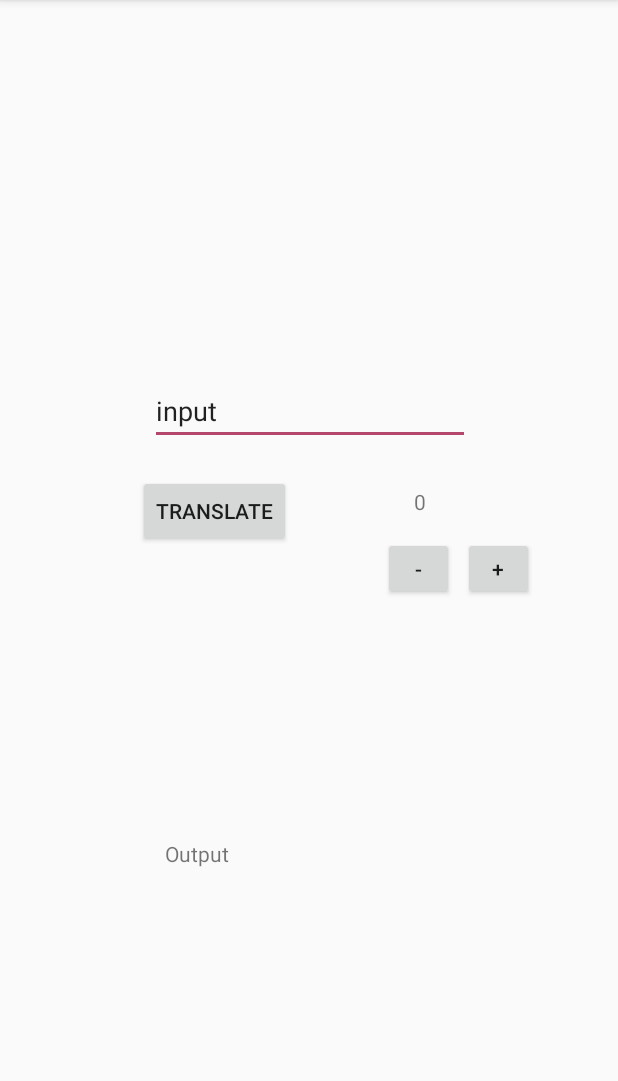
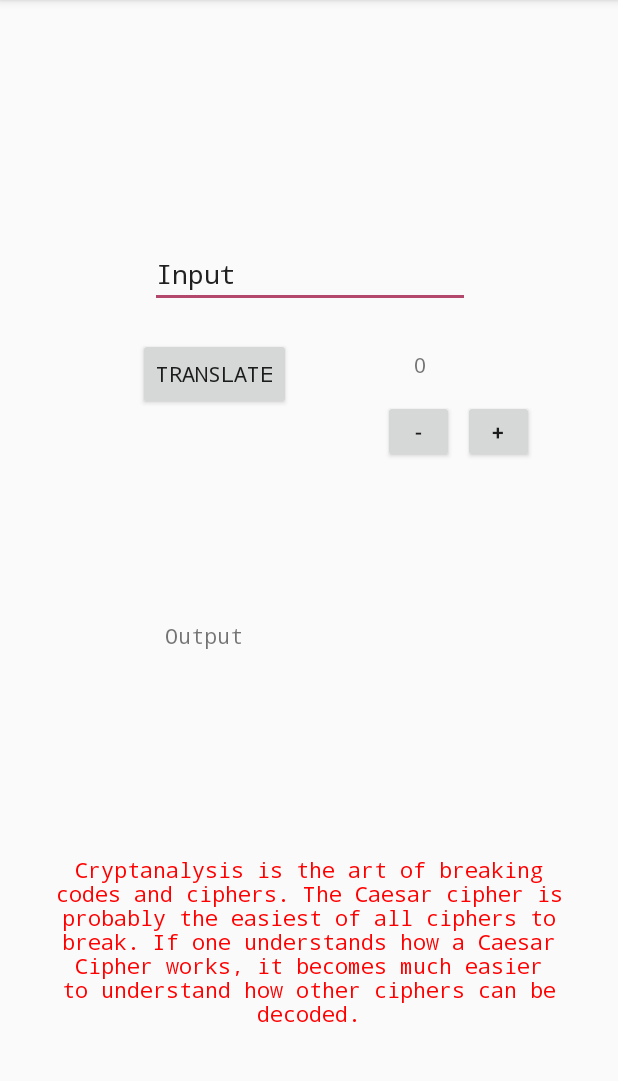
Before and after one commit to sagealo/Cryptolearn, an Android app: the fragment CaesarTranslateFragment shown on its own in the app's theme, on a phone screen of 412 x 824 dp, the part 84-1165 px from its top. Run offline under Robolectric (Android 15) with nearby library versions, the phone set to English and light mode, and no system bars.

Commit message:
Finished reformatting the translate fragments, added welcome to the navbar.

```diff
--- a/app/src/main/java/com/per2/cryptolearn/CryptoActivity.java
+++ b/app/src/main/java/com/per2/cryptolearn/CryptoActivity.java
@@ -89,6 +89,9 @@ public class CryptoActivity extends AppCompatActivity
             // Handle the binary action
             newFragment = new BinaryFragment();
         }
+        else if(id==R.id.nav_welcome){
+            newFragment = new WelcomeFragment();
+        }
 
         if(newFragment!= null){
             FragmentManager fm = getSupportFragmentManager();
--- a/app/src/main/res/drawable/side_nav_bar.xml
+++ b/app/src/main/res/drawable/side_nav_bar.xml
@@ -2,8 +2,8 @@
     android:shape="rectangle">
     <gradient
         android:angle="135"
-        android:centerColor="#009688"
-        android:endColor="#00695C"
-        android:startColor="#4DB6AC"
+        android:centerColor="#81649c"
+        android:endColor="#786cff"
+        android:startColor="#909998"
         android:type="linear" />
 </shape>
--- a/app/src/main/res/layout/fragment_caesar.xml
+++ b/app/src/main/res/layout/fragment_caesar.xml
@@ -33,4 +33,5 @@
         app:layout_constraintEnd_toEndOf="parent"
         app:layout_constraintStart_toStartOf="parent"
         app:layout_constraintTop_toBottomOf="@+id/button_caesar_learn" />
+
 </android.support.constraint.ConstraintLayout>
--- a/app/src/main/res/layout/fragment_caesar_learn.xml
+++ b/app/src/main/res/layout/fragment_caesar_learn.xml
@@ -24,12 +24,12 @@
         android:id="@+id/imageView3"
         android:layout_width="wrap_content"
         android:layout_height="165dp"
+        android:layout_marginTop="8dp"
+        android:layout_marginEnd="8dp"
         android:layout_marginBottom="8dp"
-        android:layout_marginEnd="8dp"
-        android:layout_marginTop="8dp"
         app:layout_constraintBottom_toBottomOf="parent"
         app:layout_constraintEnd_toEndOf="parent"
-        app:layout_constraintHorizontal_bias="1.0"
+        app:layout_constraintHorizontal_bias="0.839"
         app:layout_constraintStart_toStartOf="parent"
         app:layout_constraintTop_toTopOf="parent"
         app:layout_constraintVertical_bias="0.975"
--- a/app/src/main/res/layout/fragment_caesar_translate.xml
+++ b/app/src/main/res/layout/fragment_caesar_translate.xml
@@ -22,9 +22,10 @@
         android:id="@+id/button_caesarTranslate_translate"
         android:layout_width="wrap_content"
         android:layout_height="wrap_content"
-        android:layout_marginEnd="8dp"
         android:layout_marginStart="8dp"
         android:layout_marginTop="20dp"
+        android:layout_marginEnd="8dp"
+        android:fontFamily="monospace"
         android:text="@string/translate"
         app:layout_constraintEnd_toStartOf="@+id/textview_caesarTranslate_shiftnum"
         app:layout_constraintHorizontal_bias="0.531"
@@ -35,8 +36,9 @@
         android:id="@+id/textview_caesarTranslate_shiftnum"
         android:layout_width="64dp"
         android:layout_height="33dp"
+        android:layout_marginTop="28dp"
         android:layout_marginEnd="72dp"
-        android:layout_marginTop="28dp"
+        android:fontFamily="monospace"
         android:text="@string/shift"
         app:layout_constraintEnd_toEndOf="parent"
         app:layout_constraintTop_toBottomOf="@+id/edittext_caesarTranslate_input" />
@@ -54,33 +56,52 @@
         android:id="@+id/edittext_caesarTranslate_input"
         android:layout_width="wrap_content"
         android:layout_height="45dp"
-        android:layout_marginBottom="8dp"
-        android:layout_marginEnd="8dp"
         android:layout_marginStart="8dp"
         android:layout_marginTop="8dp"
+        android:layout_marginEnd="8dp"
+        android:layout_marginBottom="8dp"
         android:ems="10"
+        android:fontFamily="monospace"
         android:inputType="textPersonName"
-        android:text="@string/inputcaesar"
+        android:text="@string/input_caesar_cipher"
         app:layout_constraintBottom_toBottomOf="parent"
         app:layout_constraintEnd_toEndOf="parent"
         app:layout_constraintHorizontal_bias="0.503"
         app:layout_constraintStart_toStartOf="parent"
         app:layout_constraintTop_toTopOf="parent"
-        app:layout_constraintVertical_bias="0.344" />
+        app:layout_constraintVertical_bias="0.215" />
 
     <TextView
         android:id="@+id/textview_caesarTranslate_output"
         android:layout_width="192dp"
         android:layout_height="79dp"
-        android:layout_marginBottom="8dp"
-        android:layout_marginEnd="8dp"
         android:layout_marginStart="8dp"
         android:layout_marginTop="8dp"
+        android:layout_marginEnd="8dp"
+        android:layout_marginBottom="8dp"
+        android:fontFamily="monospace"
         android:text="@string/output"
         app:layout_constraintBottom_toBottomOf="parent"
         app:layout_constraintEnd_toEndOf="parent"
         app:layout_constraintStart_toStartOf="parent"
         app:layout_constraintTop_toBottomOf="@+id/edittext_caesarTranslate_input"
-        app:layout_constraintVertical_bias="0.677" />
+        app:layout_constraintVertical_bias="0.429" />
+
+    <TextView
+        android:id="@+id/textView2"
+        android:layout_width="353dp"
+        android:layout_height="121dp"
+        android:layout_marginStart="8dp"
+        android:layout_marginTop="8dp"
+        android:layout_marginEnd="8dp"
+        android:layout_marginBottom="8dp"
+        android:fontFamily="monospace"
+        android:text="@string/why_caesar"
+        android:textAlignment="center"
+        android:textColor="#ff0000"
+        app:layout_constraintBottom_toBottomOf="parent"
+        app:layout_constraintEnd_toEndOf="parent"
+        app:layout_constraintStart_toStartOf="parent"
+        app:layout_constraintTop_toBottomOf="@+id/textview_caesarTranslate_output" />
 
 </android.support.constraint.ConstraintLayout>
--- a/app/src/main/res/layout/nav_header_crypto.xml
+++ b/app/src/main/res/layout/nav_header_crypto.xml
@@ -3,7 +3,7 @@
     xmlns:app="http://schemas.android.com/apk/res-auto"
     android:layout_width="match_parent"
     android:layout_height="@dimen/nav_header_height"
-    android:background="@drawable/side_nav_bar"
+    android:background="#57718e"
     android:gravity="bottom"
     android:orientation="vertical"
     android:paddingBottom="@dimen/activity_vertical_margin"
--- a/app/src/main/res/values/strings.xml
+++ b/app/src/main/res/values/strings.xml
@@ -11,7 +11,7 @@
     <!-- TODO: Remove or change this placeholder text -->
     <string name="hello_blank_fragment">Hello blank fragment</string>
     <string name="button">Button</string>
-    <string name="input">Input</string>
+    <string name="input_caesar_cipher">Input</string>
     <string name="output">Output</string>
     <string name="minus">-</string>
     <string name="translate">Translate</string>
@@ -27,4 +27,9 @@
     <string name="our_mission_desc">To teach people of all ages cryptography. We hope to instill a passion for computer science and its respective fields in all people and provide the resources to do so.</string>
     <string name="what_to_do_desc">Within the app you can learn about different cryptography, translate phrases into different encoded phrases, or practice decoding codes and ciphers. Have fun!</string>
     <string name="what_to_do">What to do?:</string>
+    <string name="why_learn">Binary numbers are important because using them instead of the decimal system simplifies the design of computers and related technologies. Advantages include ease of use in coding, fewer computations and less computational errors.</string>
+    <string name="why_caesar">Cryptanalysis is the art of breaking codes and ciphers. The Caesar cipher is probably the easiest of all ciphers to break. If one understands how a Caesar Cipher works, it becomes much easier to understand how other ciphers can be decoded.</string>
+    <string name="caesar_cipher">Caesar Cipher</string>
+    <string name="binary">Binary</string>
+    <string name="welcome">Welcome</string>
 </resources>
```
Also changed, not shown: app/src/main/res/drawable/ic_home_black_24dp.xml (added, +9 -0 lines), app/src/main/res/layout/fragment_binary_translate.xml (+35 -10 lines), app/src/main/res/menu/activity_crypto_drawer.xml (+7 -3 lines).
